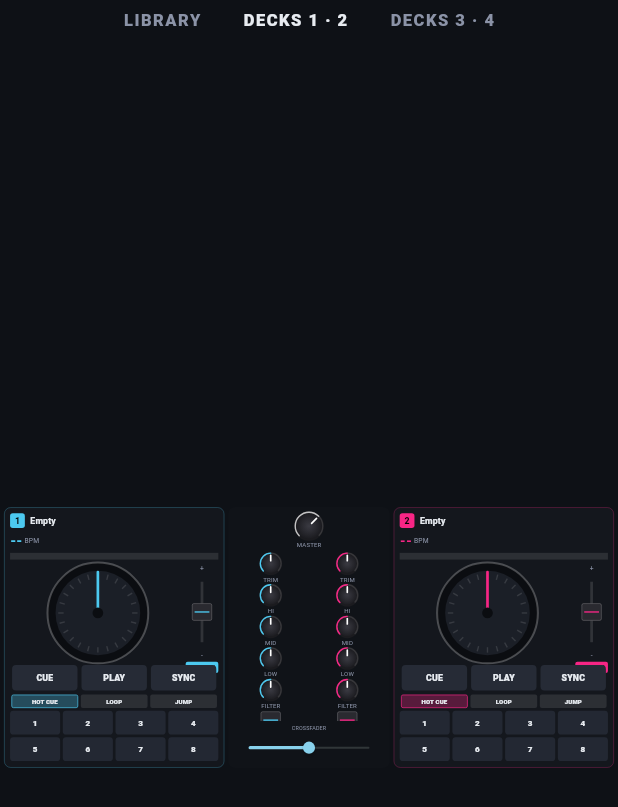
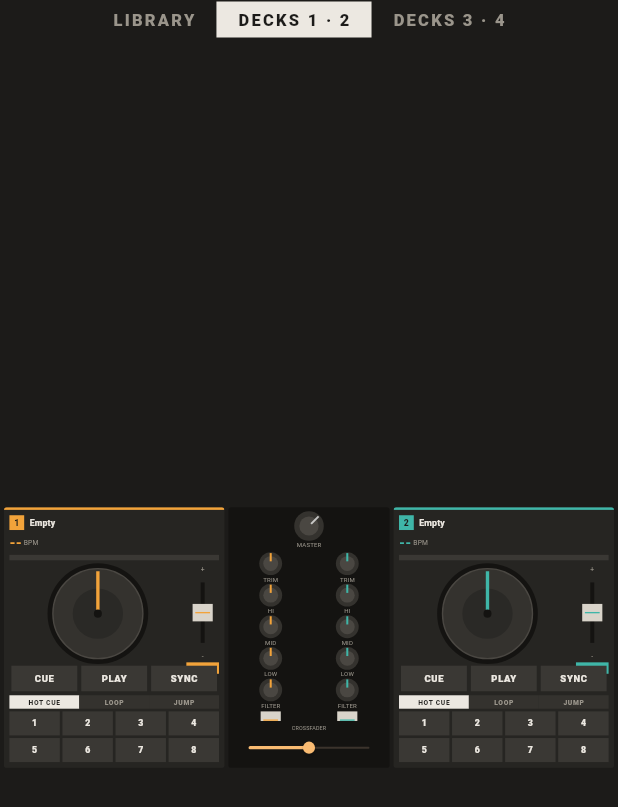
Before and after one commit to ben-clift/beatdeck, a Flutter app: the ControllerView widget shown alone on an empty page, opened directly with empty values, on a phone screen of 412 x 824 dp. Shown: the top 807 px of the screen. Run offline on Flutter 3.47's test engine with Material 3 defaults, Android fonts, the phone set to English and light mode, and no system bars; our stand-ins replace file_picker, permission_handler, shared_preferences, sqflite; missing offline and left inert: dart:ffi; accounts and stored records are empty; network calls fail.

Commit message:
Matte look (graphite, amber/teal, flat panels); track fixed debug keystore so signing works
Co-Authored-By: Claude Sonnet 5.5 <noreply@anthropic.com>
Claude-Session: https://claude.ai/code/session_01A7zfBFjyu2NXi7pFPf2z4D

```diff
--- a/lib/theme/sidedeck_theme.dart
+++ b/lib/theme/sidedeck_theme.dart
@@ -1,15 +1,15 @@
 import 'package:flutter/material.dart';
 
 class SideDeckTheme {
-  static const bg = Color(0xFF0E1116);
-  static const panel = Color(0xFF171B22);
-  static const panelAlt = Color(0xFF1E2430);
-  static const accentA = Color(0xFF4CC9F0);
-  static const accentB = Color(0xFFF72585);
-  static const accentC = Color(0xFFFFB703);
-  static const accentD = Color(0xFF80ED99);
-  static const text = Color(0xFFE8ECF1);
-  static const muted = Color(0xFF8B93A7);
+  static const bg = Color(0xFF1C1B19);
+  static const panel = Color(0xFF262522);
+  static const panelAlt = Color(0xFF34322E);
+  static const accentA = Color(0xFFF2A33A);
+  static const accentB = Color(0xFF3FB6A8);
+  static const accentC = Color(0xFF8FA8E8);
+  static const accentD = Color(0xFFE07A8C);
+  static const text = Color(0xFFECE8E1);
+  static const muted = Color(0xFF9A958B);
 
   static ThemeData dark() {
     final base = ThemeData(
--- a/lib/ui/controller_view.dart
+++ b/lib/ui/controller_view.dart
@@ -63,16 +63,18 @@ class _ControllerViewState extends State<ControllerView> {
                     duration: const Duration(milliseconds: 250),
                     curve: Curves.easeOut,
                   ),
-                  child: Padding(
-                    padding: const EdgeInsets.symmetric(horizontal: 14),
+                  child: Container(
+                    padding:
+                        const EdgeInsets.symmetric(horizontal: 14, vertical: 4),
+                    color: _page == i ? SideDeckTheme.text : Colors.transparent,
                     child: Text(
                       _titles[i],
                       style: TextStyle(
                         fontSize: 11,
                         fontWeight: FontWeight.w800,
-                        letterSpacing: 1,
+                        letterSpacing: 1.5,
                         color: _page == i
-                            ? SideDeckTheme.text
+                            ? SideDeckTheme.bg
                             : SideDeckTheme.muted,
                       ),
                     ),
@@ -168,13 +170,27 @@ class _DeckPanelState extends State<_DeckPanel> {
     final heard = d.bpm > 1 ? d.bpm * d.rate : 0.0;
     return Container(
       margin: const EdgeInsets.all(6),
-      padding: const EdgeInsets.all(8),
       decoration: BoxDecoration(
-        color: const Color(0xFF14171D),
-        borderRadius: BorderRadius.circular(10),
-        border: Border.all(color: _accent.withValues(alpha: 0.35)),
+        color: SideDeckTheme.panel,
+        borderRadius: BorderRadius.circular(4),
       ),
+      clipBehavior: Clip.antiAlias,
       child: Column(
+        children: [
+          Container(height: 4, color: _accent),
+          Expanded(
+            child: Padding(
+              padding: const EdgeInsets.all(8),
+              child: _deckBody(d, i, remaining, heard),
+            ),
+          ),
+        ],
+      ),
+    );
+  }
+
+  Widget _deckBody(DeckState d, int i, double remaining, double heard) {
+    return Column(
         children: [
           Row(
             children: [
@@ -182,14 +198,11 @@ class _DeckPanelState extends State<_DeckPanel> {
                 width: 22,
                 height: 22,
                 alignment: Alignment.center,
-                decoration: BoxDecoration(
-                  color: _accent,
-                  borderRadius: BorderRadius.circular(4),
-                ),
+                color: _accent,
                 child: Text(
                   '${i + 1}',
                   style: const TextStyle(
-                    color: Colors.black,
+                    color: SideDeckTheme.bg,
                     fontWeight: FontWeight.w900,
                     fontSize: 13,
                   ),
@@ -251,7 +264,6 @@ class _DeckPanelState extends State<_DeckPanel> {
           const SizedBox(height: 4),
           _pads(d),
         ],
-      ),
     );
   }
 
@@ -269,9 +281,9 @@ class _DeckPanelState extends State<_DeckPanel> {
             );
           },
           child: Container(
-            height: 10,
+            height: 8,
             alignment: Alignment.centerLeft,
-            color: Colors.white10,
+            color: const Color(0xFF3A3834),
             child: FractionallySizedBox(
               widthFactor: frac.toDouble(),
               child: Container(color: _accent),
@@ -337,15 +349,14 @@ class _DeckPanelState extends State<_DeckPanel> {
       child: Container(
         padding: const EdgeInsets.symmetric(horizontal: 5, vertical: 3),
         decoration: BoxDecoration(
-          color: on ? _accent : Colors.white10,
-          borderRadius: BorderRadius.circular(3),
+          color: on ? _accent : const Color(0xFF3A3834),
         ),
         child: Text(
           label,
           style: TextStyle(
             fontSize: 8,
             fontWeight: FontWeight.w800,
-            color: on ? Colors.black : SideDeckTheme.muted,
+            color: on ? SideDeckTheme.bg : SideDeckTheme.muted,
           ),
         ),
       ),
@@ -361,16 +372,14 @@ class _DeckPanelState extends State<_DeckPanel> {
             height: 38,
             alignment: Alignment.center,
             margin: const EdgeInsets.symmetric(horizontal: 3),
-            decoration: BoxDecoration(
-              color: on ? _accent : const Color(0xFF262B36),
-              borderRadius: BorderRadius.circular(6),
-            ),
+            color: on ? _accent : const Color(0xFF3A3834),
             child: Text(
               label,
               style: TextStyle(
-                fontWeight: FontWeight.w900,
-                fontSize: 13,
-                color: on ? Colors.black : SideDeckTheme.text,
+                fontWeight: FontWeight.w800,
+                fontSize: 14,
+                letterSpacing: 1,
+                color: on ? SideDeckTheme.bg : SideDeckTheme.text,
               ),
             ),
           ),
@@ -397,15 +406,15 @@ class _DeckPanelState extends State<_DeckPanel> {
           child: Container(
             height: 20,
             alignment: Alignment.center,
-            margin: const EdgeInsets.symmetric(horizontal: 2),
-            decoration: BoxDecoration(
-              color: on ? _accent.withValues(alpha: 0.3) : Colors.white10,
-              borderRadius: BorderRadius.circular(3),
-              border: Border.all(color: on ? _accent : Colors.transparent),
-            ),
+            color: on ? SideDeckTheme.text : const Color(0xFF34322E),
             child: Text(
               label,
-              style: const TextStyle(fontSize: 9, fontWeight: FontWeight.w800),
+              style: TextStyle(
+                fontSize: 10,
+                fontWeight: FontWeight.w800,
+                letterSpacing: 1,
+                color: on ? SideDeckTheme.bg : SideDeckTheme.muted,
+              ),
             ),
           ),
         ),
@@ -476,16 +485,13 @@ class _DeckPanelState extends State<_DeckPanel> {
       onLongPress: onLong,
       child: Container(
         alignment: Alignment.center,
-        decoration: BoxDecoration(
-          color: on ? _accent : const Color(0xFF232833),
-          borderRadius: BorderRadius.circular(5),
-        ),
+        color: on ? _accent : const Color(0xFF3A3834),
         child: Text(
           label,
           style: TextStyle(
             fontWeight: FontWeight.w800,
-            fontSize: 12,
-            color: on ? Colors.black : SideDeckTheme.text,
+            fontSize: 13,
+            color: on ? SideDeckTheme.bg : SideDeckTheme.text,
           ),
         ),
       ),
@@ -504,39 +510,29 @@ class _JogPainter extends CustomPainter {
   void paint(Canvas canvas, Size size) {
     final c = size.center(Offset.zero);
     final r = size.width / 2;
-    canvas.drawCircle(c, r, Paint()..color = const Color(0xFF0B0D11));
+    canvas.drawCircle(c, r, Paint()..color = const Color(0xFF141311));
+    canvas.drawCircle(c, r - 8, Paint()..color = const Color(0xFF34322E));
     canvas.drawCircle(
       c,
-      r,
+      r - 8,
       Paint()
         ..style = PaintingStyle.stroke
-        ..strokeWidth = 3
-        ..color = playing ? accent : Colors.white24,
+        ..strokeWidth = 2
+        ..color = playing ? accent : const Color(0xFF4A4742),
     );
-    canvas.drawCircle(c, r - 12, Paint()..color = const Color(0xFF1B1F27));
+    canvas.drawCircle(c, r * 0.5, Paint()..color = const Color(0xFF2A2926));
     canvas.save();
     canvas.translate(c.dx, c.dy);
     canvas.rotate(angle);
-    for (var k = 0; k < 24; k++) {
-      canvas.rotate(2 * math.pi / 24);
-      canvas.drawLine(
-        Offset(0, -(r - 16)),
-        Offset(0, -(r - 24)),
-        Paint()
-          ..color = Colors.white12
-          ..strokeWidth = 2,
-      );
-    }
     canvas.drawLine(
       Offset.zero,
-      Offset(0, -(r - 14)),
+      Offset(0, -(r - 12)),
       Paint()
         ..color = accent
-        ..strokeWidth = 4
-        ..strokeCap = StrokeCap.round,
+        ..strokeWidth = 5,
     );
     canvas.restore();
-    canvas.drawCircle(c, 8, Paint()..color = const Color(0xFF0B0D11));
+    canvas.drawCircle(c, 6, Paint()..color = const Color(0xFF141311));
   }
 
   @override
@@ -557,8 +553,8 @@ class _MixerPanel extends StatelessWidget {
       margin: const EdgeInsets.symmetric(vertical: 6),
       padding: const EdgeInsets.all(6),
       decoration: BoxDecoration(
-        color: const Color(0xFF101318),
-        borderRadius: BorderRadius.circular(10),
+        color: const Color(0xFF141311),
+        borderRadius: BorderRadius.circular(4),
       ),
       child: Column(
         children: [
--- a/lib/ui/controller_widgets.dart
+++ b/lib/ui/controller_widgets.dart
@@ -68,45 +68,16 @@ class _KnobPainter extends CustomPainter {
   void paint(Canvas canvas, Size size) {
     final c = size.center(Offset.zero);
     final r = size.width / 2;
-    canvas.drawCircle(c, r, Paint()..color = const Color(0xFF1B1B1F));
-    canvas.drawCircle(
-      c,
-      r - 3,
-      Paint()
-        ..shader = const RadialGradient(
-          colors: [Color(0xFF3A3A42), Color(0xFF17171B)],
-        ).createShader(Rect.fromCircle(center: c, radius: r)),
-    );
-    final arc = Rect.fromCircle(center: c, radius: r - 1.5);
-    canvas.drawArc(
-      arc,
-      _start,
-      _sweep,
-      false,
-      Paint()
-        ..style = PaintingStyle.stroke
-        ..strokeWidth = 2
-        ..color = Colors.white12,
-    );
-    canvas.drawArc(
-      arc,
-      _start,
-      _sweep * value,
-      false,
-      Paint()
-        ..style = PaintingStyle.stroke
-        ..strokeWidth = 2
-        ..strokeCap = StrokeCap.round
-        ..color = accent,
-    );
+    canvas.drawCircle(c, r, Paint()..color = const Color(0xFF34322E));
+    canvas.drawCircle(c, r * 0.65, Paint()..color = const Color(0xFF4A4742));
     final angle = _start + _sweep * value;
     canvas.drawLine(
-      c + Offset(math.cos(angle), math.sin(angle)) * (r * 0.25),
-      c + Offset(math.cos(angle), math.sin(angle)) * (r * 0.72),
+      c + Offset(math.cos(angle), math.sin(angle)) * (r * 0.2),
+      c + Offset(math.cos(angle), math.sin(angle)) * (r * 0.92),
       Paint()
-        ..color = Colors.white
-        ..strokeWidth = 2.5
-        ..strokeCap = StrokeCap.round,
+        ..color = accent
+        ..strokeWidth = 3
+        ..strokeCap = StrokeCap.butt,
     );
   }
 
@@ -150,18 +121,14 @@ class ControllerFader extends StatelessWidget {
             Positioned(
               top: capHeight / 2,
               bottom: capHeight / 2,
-              child: Container(width: 4, color: Colors.white12),
+              child: Container(width: 6, color: const Color(0xFF141311)),
             ),
             Positioned(
               top: (1 - value) * travel,
               child: Container(
                 width: 30,
                 height: capHeight,
-                decoration: BoxDecoration(
-                  color: const Color(0xFF2A2A30),
-                  borderRadius: BorderRadius.circular(3),
-                  border: Border.all(color: Colors.white24),
-                ),
+                decoration: const BoxDecoration(color: Color(0xFFD9D4CA)),
                 child: Center(
                   child: Container(height: 2, width: 22, color: accent),
                 ),
```
Also changed, not shown: 2 other files.
